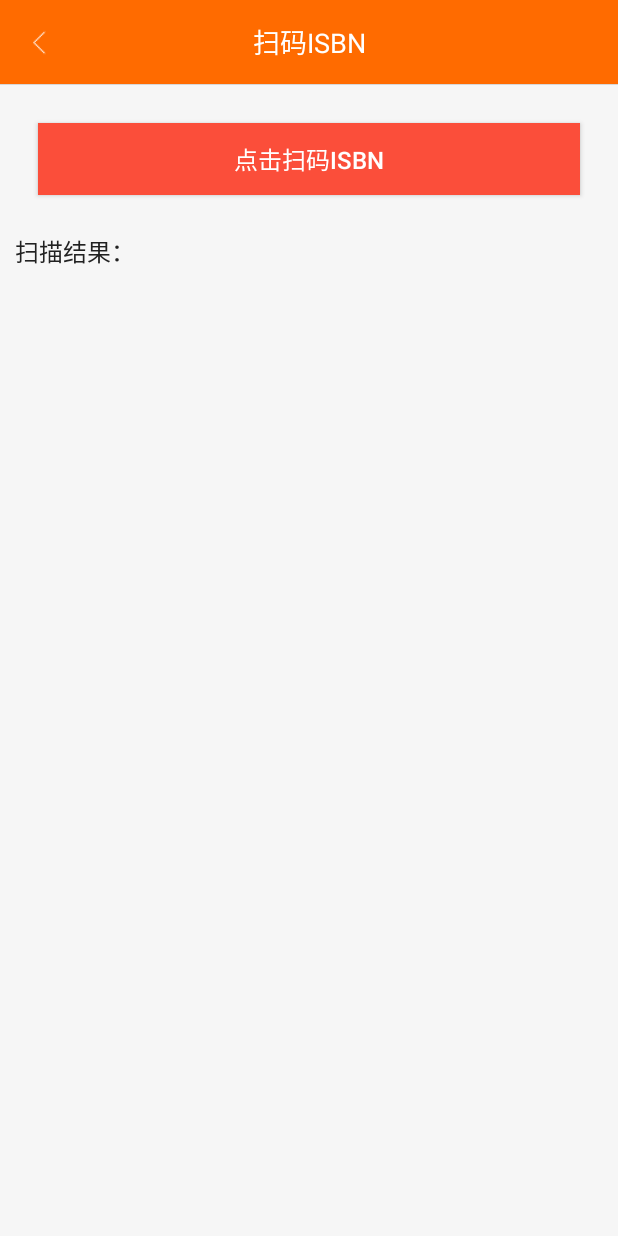
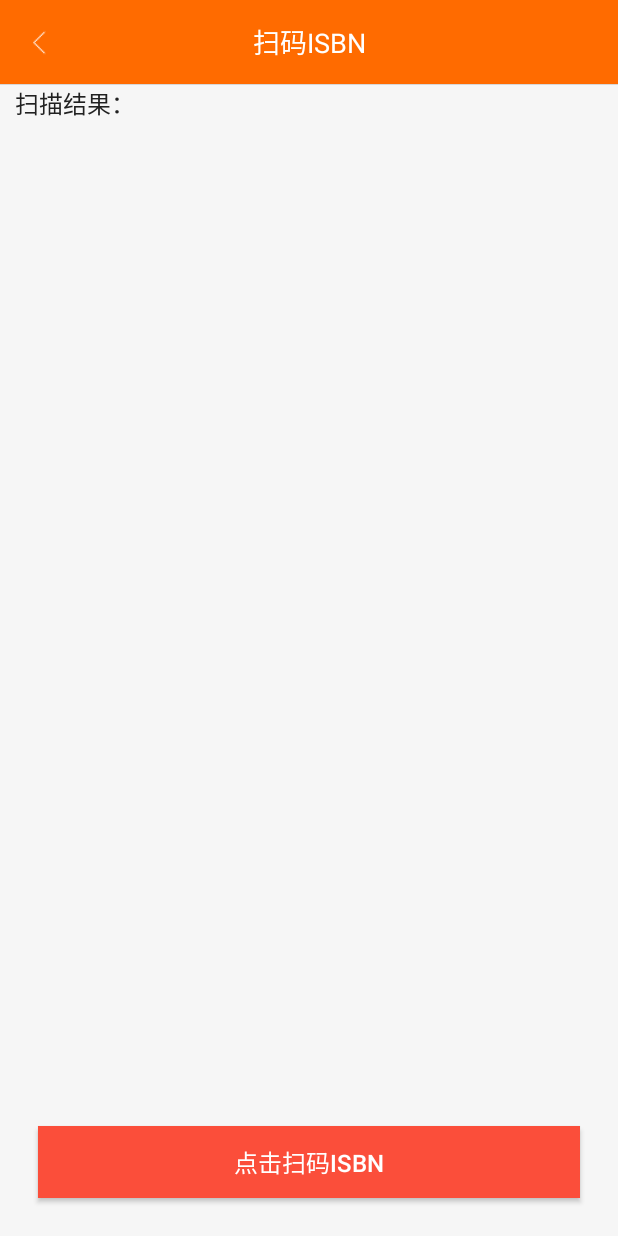
Before and after one commit to taixiang/dsw, an Android app: the ScanCodeFragment screen opened directly, with no data from a screen before it, on a phone screen of 412 x 824 dp. Run offline under Robolectric (Android 15) with nearby library versions, the phone set to English and light mode, and no system bars; our stand-ins replace ButterKnife, CircleImageView, EventBus.

Commit message:
滑动底部

```diff
--- a/app/build.gradle
+++ b/app/build.gradle
@@ -8,8 +8,8 @@ android {
         applicationId "com.dingshuwang"
         minSdkVersion 15
         targetSdkVersion 22
-        versionCode 3
-        versionName "2.1"
+        versionCode 4
+        versionName "2.2"
         testInstrumentationRunner "android.support.test.runner.AndroidJUnitRunner"
     }
     signingConfigs {
--- a/app/src/main/java/com/dingshuwang/fragment/ScanCodeFragment.java
+++ b/app/src/main/java/com/dingshuwang/fragment/ScanCodeFragment.java
@@ -3,12 +3,14 @@ package com.dingshuwang.fragment;
 import android.content.Intent;
 import android.os.Bundle;
 import android.support.annotation.Nullable;
+import android.support.v4.widget.NestedScrollView;
 import android.util.Log;
 import android.view.LayoutInflater;
 import android.view.View;
 import android.view.ViewGroup;
 import android.widget.ImageView;
 import android.widget.LinearLayout;
+import android.widget.ScrollView;
 import android.widget.TextView;
 
 import com.dingshuwang.APIURL;
@@ -44,6 +46,9 @@ public class ScanCodeFragment extends BaseFragment implements DataView {
 
     @Bind(R.id.container)
     LinearLayout container;
+
+    @Bind(R.id.scrollView)
+    NestedScrollView scrollView;
 
     public static ScanCodeFragment newInstance(String isbn) {
         ScanCodeFragment fragment = new ScanCodeFragment();
@@ -110,6 +115,13 @@ public class ScanCodeFragment extends BaseFragment implements DataView {
                 ScanCodeView view = new ScanCodeView(mActivity);
                 view.setData(mActivity,item);
                 container.addView(view);
+                scrollView.post(new Runnable() {
+                    @Override
+                    public void run() {
+                        scrollView.fullScroll(ScrollView.FOCUS_DOWN);
+                    }
+                });
+
             } else {
                 TextView tv = new TextView(mActivity);
                 tv.setText(item.getMessage());
--- a/app/src/main/res/layout/fragment_scancode.xml
+++ b/app/src/main/res/layout/fragment_scancode.xml
@@ -1,21 +1,14 @@
 <?xml version="1.0" encoding="utf-8"?>
-<LinearLayout xmlns:android="http://schemas.android.com/apk/res/android"
+<RelativeLayout xmlns:android="http://schemas.android.com/apk/res/android"
     xmlns:tools="http://schemas.android.com/tools"
     android:orientation="vertical"
     android:layout_width="match_parent"
     android:layout_height="match_parent">
 
-    <Button
-        android:id="@+id/btn_ok"
-        android:layout_width="match_parent"
-        android:layout_height="wrap_content"
-        android:layout_margin="25dp"
-        android:background="@color/title_background"
-        android:textColor="@color/white"
-        android:text="点击扫码ISBN"
-        android:textSize="16sp" />
+
 
     <TextView
+        android:id="@+id/tv"
         android:text="扫描结果："
         android:textSize="16sp"
         android:textColor="#212121"
@@ -24,7 +17,10 @@
         android:layout_height="wrap_content" />
 
     <android.support.v4.widget.NestedScrollView
+        android:id="@+id/scrollView"
         android:scrollbars="vertical"
+        android:layout_below="@+id/tv"
+        android:layout_above="@+id/btn_ok"
         android:layout_width="match_parent"
         android:layout_height="match_parent">
 
@@ -38,5 +34,15 @@
 
     </android.support.v4.widget.NestedScrollView>
 
+    <Button
+        android:id="@+id/btn_ok"
+        android:layout_alignParentBottom="true"
+        android:layout_width="match_parent"
+        android:layout_height="wrap_content"
+        android:layout_margin="25dp"
+        android:background="@color/title_background"
+        android:textColor="@color/white"
+        android:text="点击扫码ISBN"
+        android:textSize="16sp" />
 
-</LinearLayout>
+</RelativeLayout>
```
